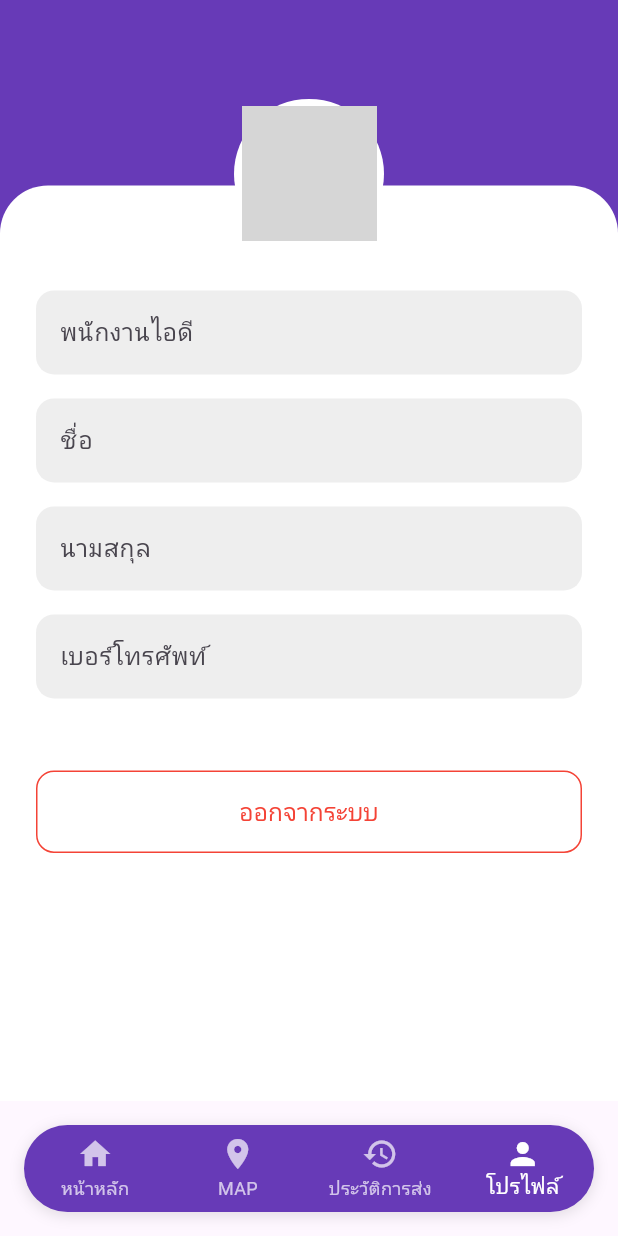
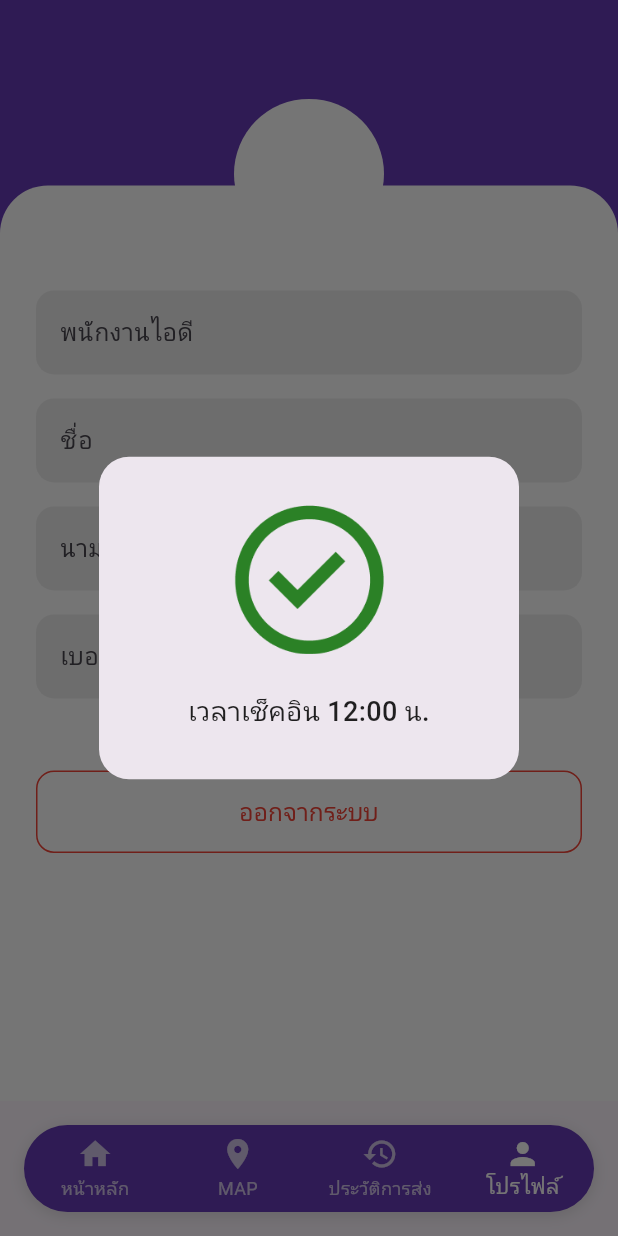
Before and after one commit to AshaTechCorporation/ksice, a Flutter app: the screen it shows after launch, item 4 of the bottom bar chosen, after a tap on "ออกจากระบบ", on a phone screen of 412 x 824 dp. Run offline on Flutter 3.47's test engine with Material 3 defaults, Android fonts, the phone set to English and light mode, and no system bars; network calls fail; grey boxes are pictures that could not be loaded.

Commit message:
'adddialogsuccess'

```diff
--- a/lib/employee/profile/profilePage.dart
+++ b/lib/employee/profile/profilePage.dart
@@ -1,4 +1,5 @@
 import 'package:flutter/material.dart';
+import 'package:ksice/widgets/checkin_success_dialog.dart';
 
 class ProfilePage extends StatefulWidget {
   const ProfilePage({super.key});
@@ -25,8 +26,8 @@ class _ProfilePageState extends State<ProfilePage> {
           Positioned.fill(
             top: size.height * 0.15,
             child: Container(
-              padding: const EdgeInsets.fromLTRB(24, 70, 24, 24),
-              decoration: const BoxDecoration(
+              padding: EdgeInsets.fromLTRB(24, 70, 24, 24),
+              decoration: BoxDecoration(
                 color: Colors.white,
                 borderRadius: BorderRadius.only(
                   topLeft: Radius.circular(32),
@@ -40,19 +41,24 @@ class _ProfilePageState extends State<ProfilePage> {
                     buildTextField('ชื่อ', firstNameController),
                     buildTextField('นามสกุล', lastNameController),
                     buildTextField('เบอร์โทรศัพท์', phoneController),
-                    const SizedBox(height: 32),
+                    SizedBox(height: 32),
                     SizedBox(
                       width: double.infinity,
                       child: OutlinedButton(
-                        onPressed: () {},
+                        onPressed: () async {
+                          showDialog(
+                            context: context,
+                            builder: (context) => CheckInSuccessDialog(timeText: '12:00 น.'),
+                          );
+                        },
                         style: OutlinedButton.styleFrom(
-                          side: const BorderSide(color: Colors.red),
+                          side: BorderSide(color: Colors.red),
                           shape: RoundedRectangleBorder(
                             borderRadius: BorderRadius.circular(12),
                           ),
-                          padding: const EdgeInsets.symmetric(vertical: 16),
+                          padding: EdgeInsets.symmetric(vertical: 16),
                         ),
-                        child: const Text(
+                        child: Text(
                           'ออกจากระบบ',
                           style: TextStyle(color: Colors.red, fontSize: 16),
                         ),
@@ -88,7 +94,7 @@ class _ProfilePageState extends State<ProfilePage> {
 
   Widget buildTextField(String label, TextEditingController controller) {
     return Padding(
-      padding: const EdgeInsets.only(bottom: 16),
+      padding: EdgeInsets.only(bottom: 16),
       child: TextField(
         controller: controller,
         decoration: InputDecoration(
--- /dev/null
+++ b/lib/widgets/checkin_success_dialog.dart
@@ -0,0 +1,36 @@
+import 'package:flutter/material.dart';
+
+class CheckInSuccessDialog extends StatelessWidget {
+  final String timeText;
+
+  const CheckInSuccessDialog({super.key, required this.timeText});
+
+  @override
+  Widget build(BuildContext context) {
+    return Dialog(
+      shape: RoundedRectangleBorder(borderRadius: BorderRadius.circular(20)),
+      child: Padding(
+        padding: const EdgeInsets.symmetric(vertical: 32.0, horizontal: 16),
+        child: Column(
+          mainAxisSize: MainAxisSize.min,
+          children: [
+            Image.asset(
+              'assets/images/icon_success.png',
+              width: 100,
+              height: 100,
+            ),
+            const SizedBox(height: 24),
+            Text(
+              'เวลาเช็คอิน $timeText',
+              style: const TextStyle(
+                fontSize: 18,
+                fontWeight: FontWeight.w500,
+                color: Colors.black87,
+              ),
+            ),
+          ],
+        ),
+      ),
+    );
+  }
+}
--- a/pubspec.yaml
+++ b/pubspec.yaml
@@ -61,6 +61,8 @@ flutter:
   # assets:
   #   - images/a_dot_burr.jpeg
   #   - images/a_dot_ham.jpeg
+  assets:
+    - assets/images/
 
   # An image asset can refer to one or more resolution-specific "variants", see
   # https://flutter.dev/to/resolution-aware-images
```
Also changed, not shown: assets/images/icon_success.png (added).
